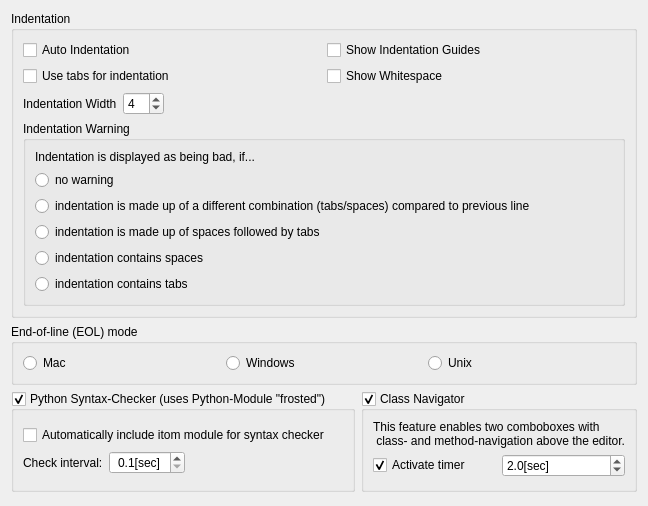
The window that Qitom/ui/widgetPropEditorGeneral.ui (itom-project/itom) describes before a commit, drawn with Qt 5.
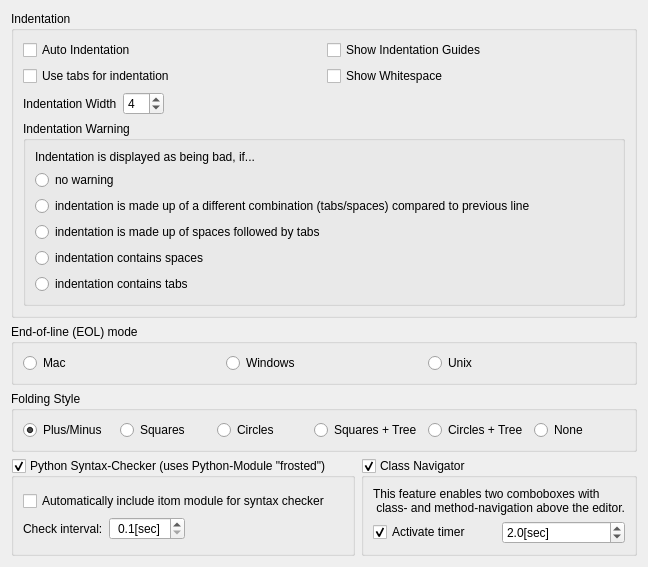
The same window after the commit.

Commit message: property fold style added to adjust the fold style of any script editor

```diff
--- a/Qitom/ui/widgetPropEditorGeneral.ui
+++ b/Qitom/ui/widgetPropEditorGeneral.ui
@@ -6,8 +6,8 @@
    <rect>
     <x>0</x>
     <y>0</y>
-    <width>611</width>
-    <height>506</height>
+    <width>601</width>
+    <height>520</height>
    </rect>
   </property>
   <property name="windowTitle">
@@ -179,6 +179,69 @@
        </layout>
       </widget>
      </item>
+     <item>
+      <widget class="QGroupBox" name="groupFolding">
+       <property name="minimumSize">
+        <size>
+         <width>0</width>
+         <height>0</height>
+        </size>
+       </property>
+       <property name="title">
+        <string>Folding Style</string>
+       </property>
+       <layout class="QHBoxLayout" name="horizontalLayout_6">
+        <item>
+         <widget class="QRadioButton" name="radioFoldingPM">
+          <property name="text">
+           <string>Plus/Minus</string>
+          </property>
+          <property name="checked">
+           <bool>true</bool>
+          </property>
+         </widget>
+        </item>
+        <item>
+         <widget class="QRadioButton" name="radioFoldingSquares">
+          <property name="text">
+           <string>Squares</string>
+          </property>
+         </widget>
+        </item>
+        <item>
+         <widget class="QRadioButton" name="radioFoldingCircles">
+          <property name="text">
+           <string>Circles</string>
+          </property>
+         </widget>
+        </item>
+        <item>
+         <widget class="QRadioButton" name="radioFoldingSquaresTree">
+          <property name="text">
+           <string>Squares + Tree</string>
+          </property>
+          <property name="checked">
+           <bool>false</bool>
+          </property>
+         </widget>
+        </item>
+        <item>
+         <widget class="QRadioButton" name="radioFoldingCirclesTree">
+          <property name="text">
+           <string>Circles + Tree</string>
+          </property>
+         </widget>
+        </item>
+        <item>
+         <widget class="QRadioButton" name="radioFoldingNone">
+          <property name="text">
+           <string>None</string>
+          </property>
+         </widget>
+        </item>
+       </layout>
+      </widget>
+     </item>
      <item>
       <layout class="QHBoxLayout" name="horizontalLayout_5">
        <item>
```
The commit also changes 2 other files.
